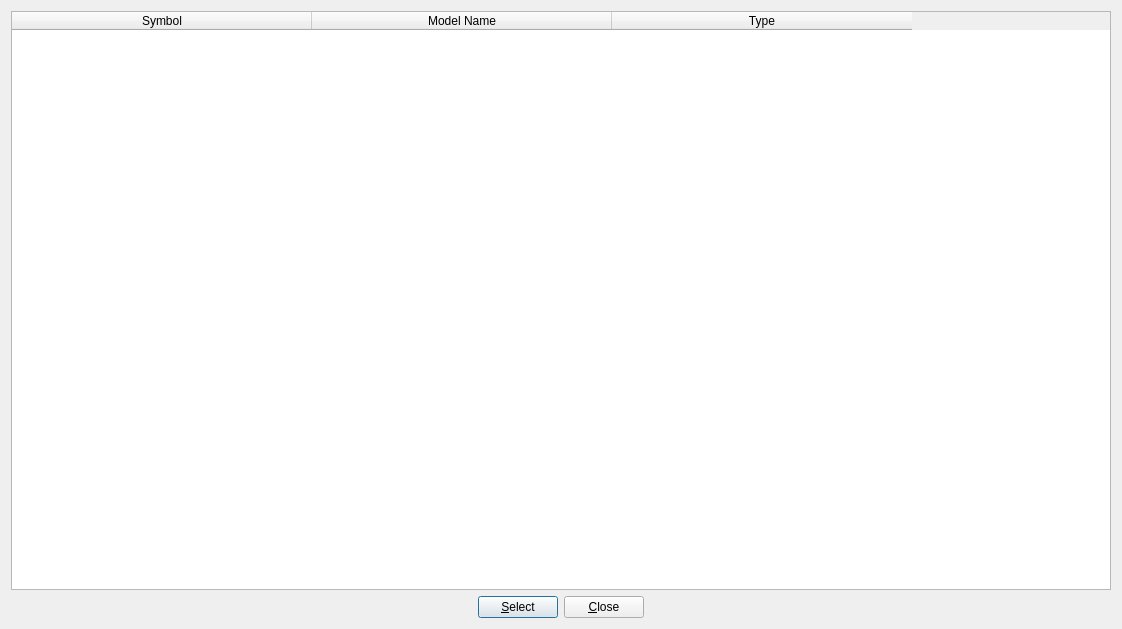
Pyomo/pyomo, file pyomo/contrib/viewer/model_select.ui: the form before one commit.
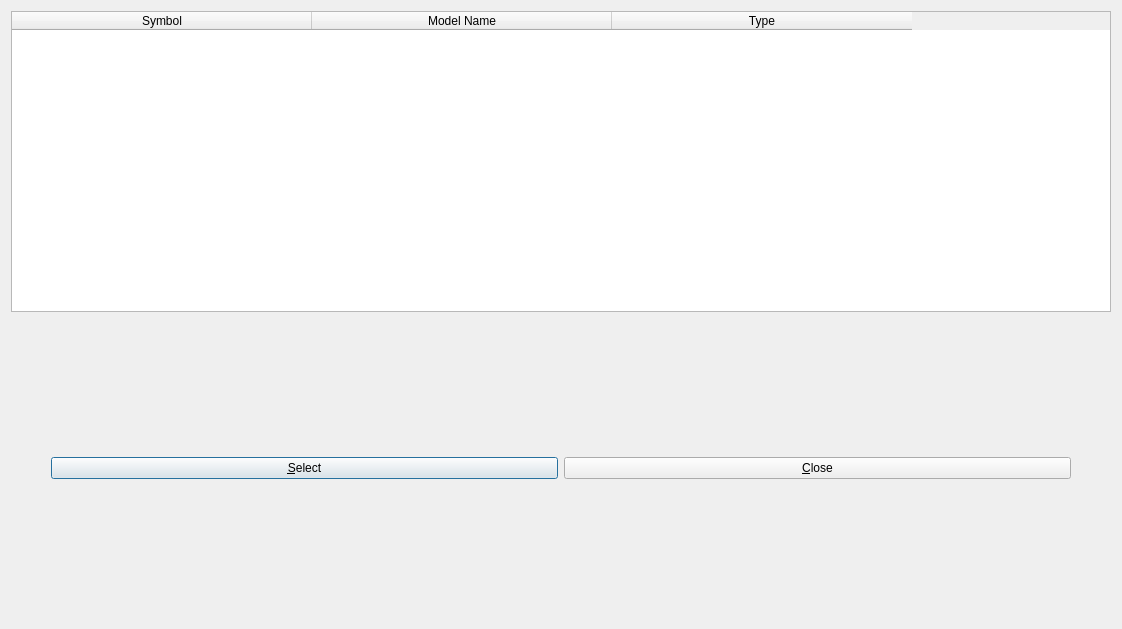
The form after the commit.

Diff of the .ui file:
```diff
--- a/pyomo/contrib/viewer/model_select.ui
+++ b/pyomo/contrib/viewer/model_select.ui
@@ -47,7 +47,7 @@
      <item>
       <spacer name="horizontalSpacer">
        <property name="orientation">
-        <enum>Qt::Horizontal</enum>
+        <enum>Qt::Qt.Orientation.Horizontal</enum>
        </property>
        <property name="sizeHint" stdset="0">
         <size>
@@ -74,7 +74,7 @@
      <item>
       <spacer name="horizontalSpacer_2">
        <property name="orientation">
-        <enum>Qt::Horizontal</enum>
+        <enum>Qt::Qt.Orientation.Horizontal</enum>
        </property>
        <property name="sizeHint" stdset="0">
         <size>
```
